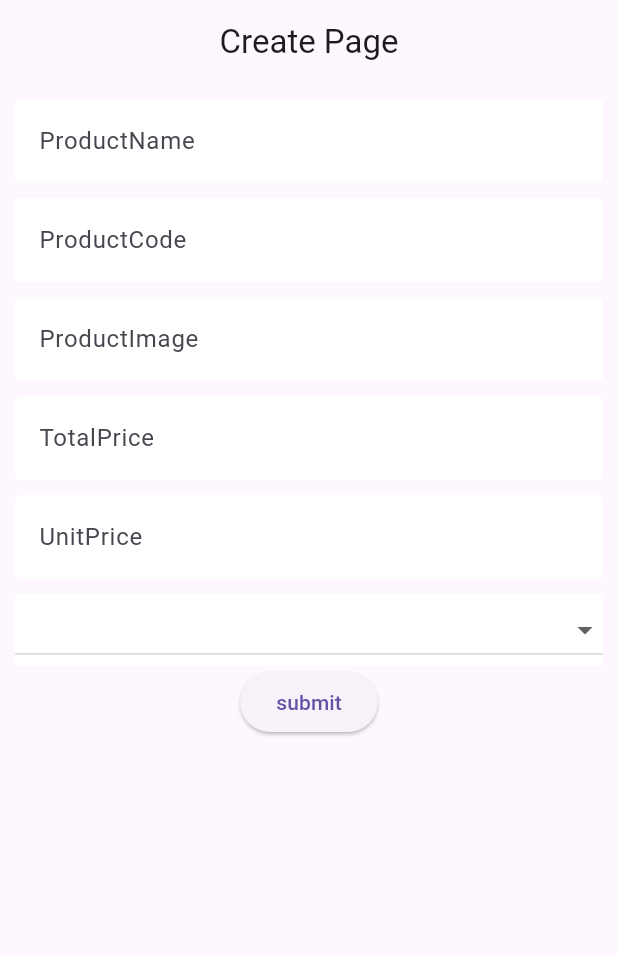
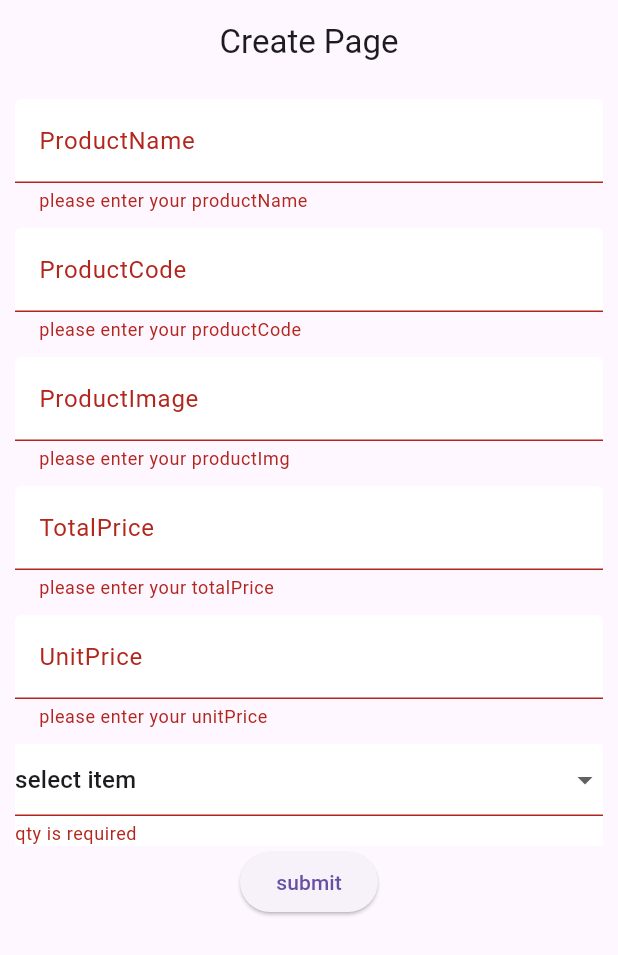
Before and after one commit to RimonChakma/crud-project-api, a Flutter app: the screen it shows after launch, after a tap on "submit", on a phone screen of 412 x 824 dp. Shown: the top 955 px of the screen. Run offline on Flutter 3.47's test engine with Material 3 defaults, Android fonts, the phone set to English and light mode, and no system bars; missing offline and left inert: crud_api.

Commit message:
add formValidator

```diff
--- a/lib/utility/product_create_screen.dart
+++ b/lib/utility/product_create_screen.dart
@@ -11,16 +11,20 @@ class ProductViewScreen extends StatefulWidget {
 
 class _ProductViewScreenState extends State<ProductViewScreen> {
 
+
+
   Map<String,String> formValues ={
     "ProductName":"","ProductCode":"","Img":"","TotalPrice":"","UnitPrice":"","Qty":""
   };
-
 
   inputOnChange(mapKey ,textValue){
     setState(() {
       formValues.update(mapKey, (value) => textValue,);
     });
   }
+
+  final formState = GlobalKey<FormState>();
+
 
   @override
   Widget build(BuildContext context) {
@@ -32,7 +36,16 @@ class _ProductViewScreenState extends State<ProductViewScreen> {
 
     body: Padding(padding: EdgeInsets.all(10),child: Column(
     children: [
+
+      Form(
+          key: formState,
+          child: Column(children: [
         TextFormField(
+            validator: (value) {
+              if(value!.isEmpty){
+                return "please enter your productName";
+              }
+            },
             onChanged: (textValue) {
               inputOnChange("ProductName",textValue);
             },
@@ -40,6 +53,11 @@ class _ProductViewScreenState extends State<ProductViewScreen> {
 
         SizedBox(height: 10,),
         TextFormField(
+            validator: (value) {
+              if(value!.isEmpty){
+                return "please enter your productCode";
+              }return null;
+            },
             onChanged: (textValue) {
               inputOnChange("ProductCode",textValue);
             },
@@ -47,6 +65,11 @@ class _ProductViewScreenState extends State<ProductViewScreen> {
 
         SizedBox(height: 10,),
         TextFormField(
+            validator: (value) {
+              if(value!.isEmpty){
+                return "please enter your productImg";
+              }return null;
+            },
             onChanged: (textValue) {
               inputOnChange("Img",textValue);
             },
@@ -54,6 +77,11 @@ class _ProductViewScreenState extends State<ProductViewScreen> {
 
         SizedBox(height: 10,),
         TextFormField(
+            validator: (value) {
+              if(value!.isEmpty){
+                return "please enter your totalPrice";
+              }return null;
+            },
             onChanged: (textValue) {
               inputOnChange("TotalPrice",textValue);
             },
@@ -61,6 +89,11 @@ class _ProductViewScreenState extends State<ProductViewScreen> {
 
         SizedBox(height: 10,),
         TextFormField(
+            validator: (value) {
+              if(value!.isEmpty){
+                return "please enter your unitPrice";
+              }return null;
+            },
             onChanged: (textValue) {
               inputOnChange("UnitPrice",textValue);
             },
@@ -68,7 +101,15 @@ class _ProductViewScreenState extends State<ProductViewScreen> {
 
         SizedBox(height: 10,),
 
-     decoratedBoxStyle( DropdownButton(items: [
+        decoratedBoxStyle(
+            DropdownButtonFormField(
+              validator: (value) {
+                if(value!.isEmpty){
+                  return "qty is required";
+                }return null;
+              },
+              value: formValues["Qty"],
+              items: [
               DropdownMenuItem(child: Text("select item"),value: "",),
               DropdownMenuItem(child: Text("1st"),value: "1st",),
               DropdownMenuItem(child: Text("2nd"),value: "2nd",),
@@ -79,8 +120,13 @@ class _ProductViewScreenState extends State<ProductViewScreen> {
             },
               isExpanded: true,
             )),
+      ],)),
 
-      ElevatedButton(onPressed: (){}, child: Text("submit") ,)
+      ElevatedButton(onPressed: (){
+        if(formState.currentState!.validate()){
+          print("success login");
+        }
+      }, child: Text("submit") ,)
     ],
     )));
   }
```
Lines whose indentation alone changed are shown as unchanged.
